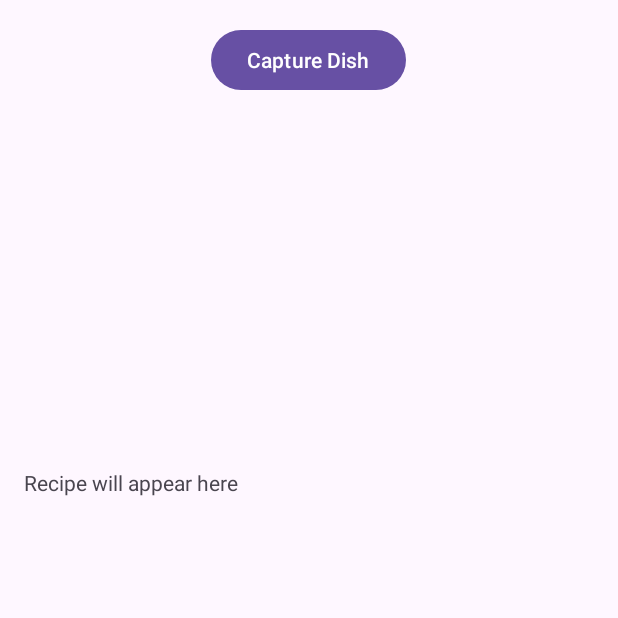
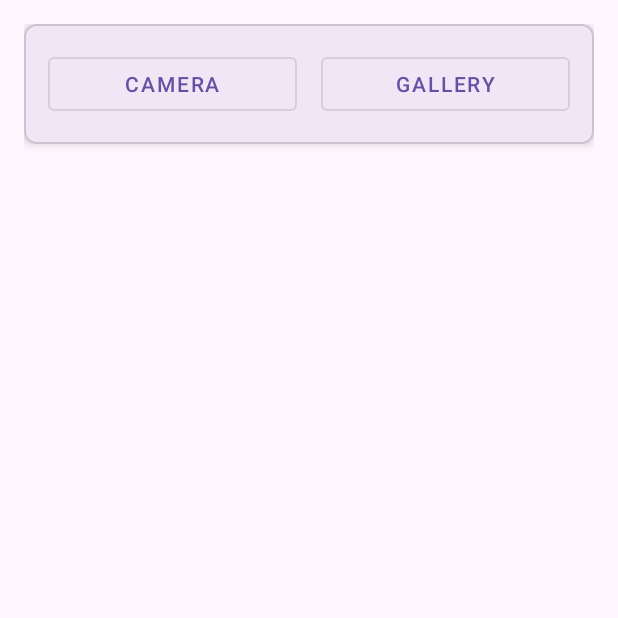
Before and after one commit to hungson175/DishRecognizer, an Android app: the screen it shows after launch (MainActivity), on a phone screen of 412 x 824 dp, the top half of it. Run offline under Robolectric (Android 15) with nearby library versions, the phone set to English and light mode, and no system bars; libraries missing offline, so code that uses them is left out: com.google.firebase.crashlytics, io.noties.markwon; pictures from the network do not load; 1 statement that could not run was skipped.

```diff
--- a/app/src/main/res/layout/activity_main.xml
+++ b/app/src/main/res/layout/activity_main.xml
@@ -1,51 +1,120 @@
 <?xml version="1.0" encoding="utf-8"?>
-<androidx.constraintlayout.widget.ConstraintLayout xmlns:android="http://schemas.android.com/apk/res/android"
+<androidx.coordinatorlayout.widget.CoordinatorLayout
+    xmlns:android="http://schemas.android.com/apk/res/android"
     xmlns:app="http://schemas.android.com/apk/res-auto"
-    xmlns:tools="http://schemas.android.com/tools"
-    android:id="@+id/main"
     android:layout_width="match_parent"
-    android:layout_height="match_parent"
-    tools:context=".MainActivity">
+    android:layout_height="match_parent">
 
-    <LinearLayout
+    <androidx.core.widget.NestedScrollView
         android:layout_width="match_parent"
-        android:layout_height="match_parent"
-        android:orientation="vertical">
+        android:layout_height="match_parent">
 
-        <Button
-            android:id="@+id/captureButton"
-            android:layout_width="wrap_content"
+        <LinearLayout
+            android:layout_width="match_parent"
             android:layout_height="wrap_content"
-            android:text="@string/capture_dish"
-            android:layout_gravity="center_horizontal"
-            android:layout_marginTop="16dp"/>
+            android:orientation="vertical"
+            android:padding="16dp">
 
-        <ImageView
-            android:id="@+id/imageView"
-            android:layout_width="match_parent"
-            android:layout_height="200dp"
-            android:layout_margin="16dp"
-            android:scaleType="centerCrop"/>
-
-        <ProgressBar
-            android:id="@+id/loadingProgressBar"
-            android:layout_width="wrap_content"
-            android:layout_height="wrap_content"
-            android:layout_centerInParent="true"
-            android:visibility="gone" />
-
-        <ScrollView
-            android:layout_width="match_parent"
-            android:layout_height="wrap_content">
-            <TextView
-                android:id="@+id/recipeTextView"
+            <!-- Camera/Gallery Card -->
+            <com.google.android.material.card.MaterialCardView
                 android:layout_width="match_parent"
                 android:layout_height="wrap_content"
-                android:text="@string/recipe_will_appear_here"
-                android:padding="16dp"/>
-        </ScrollView>
+                android:layout_marginBottom="16dp"
+                app:cardCornerRadius="8dp"
+                app:cardElevation="4dp">
 
-    </LinearLayout>
+                <LinearLayout
+                    android:layout_width="match_parent"
+                    android:layout_height="wrap_content"
+                    android:orientation="horizontal"
+                    android:padding="16dp">
 
+                    <com.google.android.material.button.MaterialButton
+                        android:id="@+id/buttonCamera"
+                        android:layout_width="0dp"
+                        android:layout_height="wrap_content"
+                        android:layout_weight="1"
+                        android:layout_marginEnd="8dp"
+                        android:text="Camera"
+                        style="@style/Widget.MaterialComponents.Button.OutlinedButton"/>
 
-</androidx.constraintlayout.widget.ConstraintLayout>
+                    <com.google.android.material.button.MaterialButton
+                        android:id="@+id/buttonGallery"
+                        android:layout_width="0dp"
+                        android:layout_height="wrap_content"
+                        android:layout_weight="1"
+                        android:layout_marginStart="8dp"
+                        android:text="Gallery"
+                        style="@style/Widget.MaterialComponents.Button.OutlinedButton"/>
+                </LinearLayout>
+            </com.google.android.material.card.MaterialCardView>
+
+            <!-- Image Preview Card -->
+            <com.google.android.material.card.MaterialCardView
+                android:id="@+id/imagePreviewCard"
+                android:layout_width="match_parent"
+                android:layout_height="wrap_content"
+                android:layout_marginBottom="16dp"
+                app:cardCornerRadius="8dp"
+                app:cardElevation="4dp"
+                android:visibility="gone">
+
+                <ImageView
+                    android:id="@+id/imagePreview"
+                    android:layout_width="match_parent"
+                    android:layout_height="200dp"
+                    android:scaleType="centerCrop"
+                    android:contentDescription="Selected food image"/>
+            </com.google.android.material.card.MaterialCardView>
+
+            <!-- Recipe Result Card -->
+            <com.google.android.material.card.MaterialCardView
+                android:id="@+id/recipeCard"
+                android:layout_width="match_parent"
+                android:layout_height="wrap_content"
+                app:cardCornerRadius="8dp"
+                app:cardElevation="4dp"
+                android:visibility="gone">
+
+                <LinearLayout
+                    android:layout_width="match_parent"
+                    android:layout_height="wrap_content"
+                    android:orientation="vertical"
+                    android:padding="16dp">
+
+                    <TextView
+                        android:id="@+id/recipeTitle"
+                        android:layout_width="match_parent"
+                        android:layout_height="wrap_content"
+                        android:textSize="20sp"
+                        android:textStyle="bold"
+                        android:layout_marginBottom="8dp"/>
+
+                    <TextView
+                        android:id="@+id/recipeContent"
+                        android:layout_width="match_parent"
+                        android:layout_height="wrap_content"
+                        android:textIsSelectable="true"
+                        android:lineSpacingMultiplier="1.2"/>
+                </LinearLayout>
+            </com.google.android.material.card.MaterialCardView>
+
+            <!-- Loading Progress -->
+            <FrameLayout
+                android:id="@+id/loadingContainer"
+                android:layout_width="match_parent"
+                android:layout_height="wrap_content"
+                android:visibility="gone">
+
+                <com.google.android.material.progressindicator.CircularProgressIndicator
+                    android:id="@+id/loadingProgress"
+                    android:layout_width="wrap_content"
+                    android:layout_height="wrap_content"
+                    android:layout_gravity="center"
+                    android:indeterminate="true"/>
+            </FrameLayout>
+        </LinearLayout>
+    </androidx.core.widget.NestedScrollView>
+
+    <!-- Error Snackbar will be shown here -->
+</androidx.coordinatorlayout.widget.CoordinatorLayout>
--- a/gradle/libs.versions.toml
+++ b/gradle/libs.versions.toml
@@ -1,6 +1,7 @@
 [versions]
 agp = "8.7.0"
 commonsIo = "2.8.0"
+core = "4.6.2"
 junit = "4.13.2"
 junitVersion = "1.1.5"
 espressoCore = "3.5.1"
@@ -14,6 +15,7 @@ okhttp = "4.9.0"
 
 [libraries]
 commons-io = { module = "commons-io:commons-io", version.ref = "commonsIo" }
+core = { module = "io.noties.markwon:core", version.ref = "core" }
 junit = { group = "junit", name = "junit", version.ref = "junit" }
 ext-junit = { group = "androidx.test.ext", name = "junit", version.ref = "junitVersion" }
 espresso-core = { group = "androidx.test.espresso", name = "espresso-core", version.ref = "espressoCore" }
--- a/settings.gradle
+++ b/settings.gradle
@@ -16,6 +16,7 @@ dependencyResolutionManagement {
     repositories {
         google()
         mavenCentral()
+        maven { url "https://jitpack.io" }
     }
 }
 
```
Also changed, not shown: app/build.gradle (+6 -1 lines), app/src/main/java/sonph/demo/dishrecognizer/MainActivity.java (+60 -13 lines), app/src/main/java/sonph/demo/dishrecognizer/network/RecipeService.java (+5 -9 lines), 1 other file.
